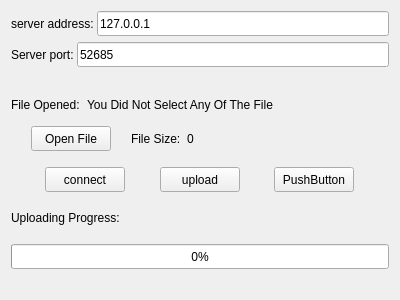
The window that chatting-client/filetransferdialog.ui (Liupeter01/Distributed-Instant-Messaging-System-Development) describes before a commit, drawn with Qt 5.
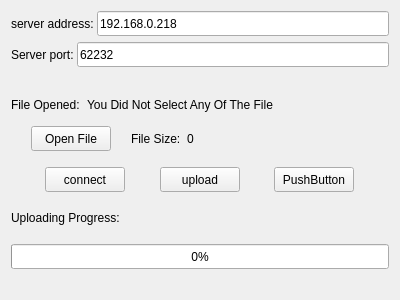
The same window after the commit.

What changed in the file:
```diff
--- a/chatting-client/filetransferdialog.ui
+++ b/chatting-client/filetransferdialog.ui
@@ -78,7 +78,7 @@
          </size>
         </property>
         <property name="text">
-         <string>127.0.0.1</string>
+         <string>192.168.0.218</string>
         </property>
        </widget>
       </item>
@@ -149,7 +149,7 @@
          </size>
         </property>
         <property name="text">
-         <string>52685</string>
+         <string>62232</string>
         </property>
        </widget>
       </item>
```
